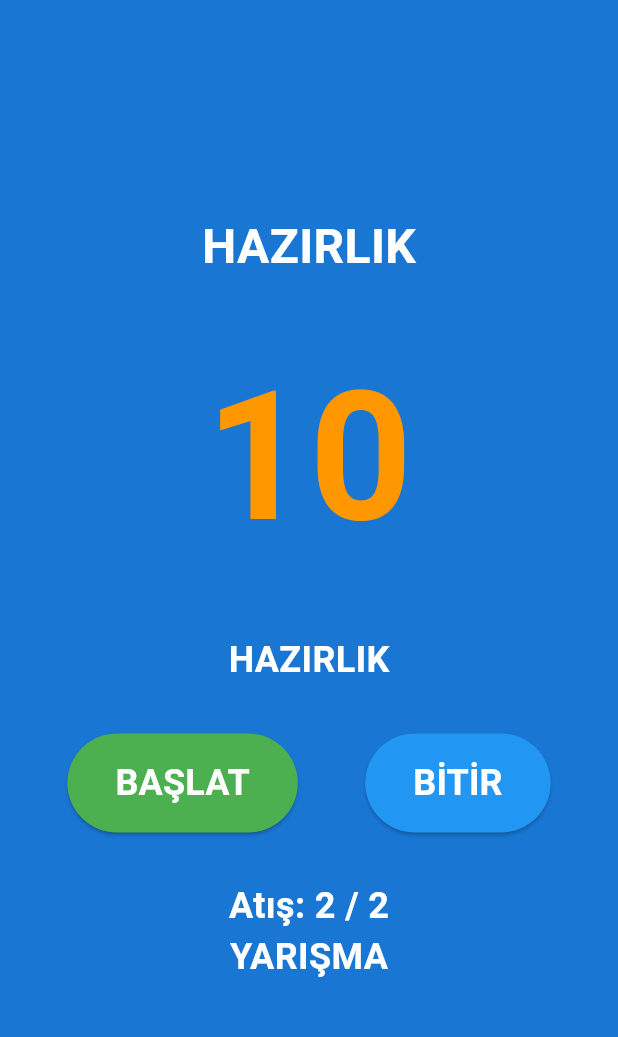
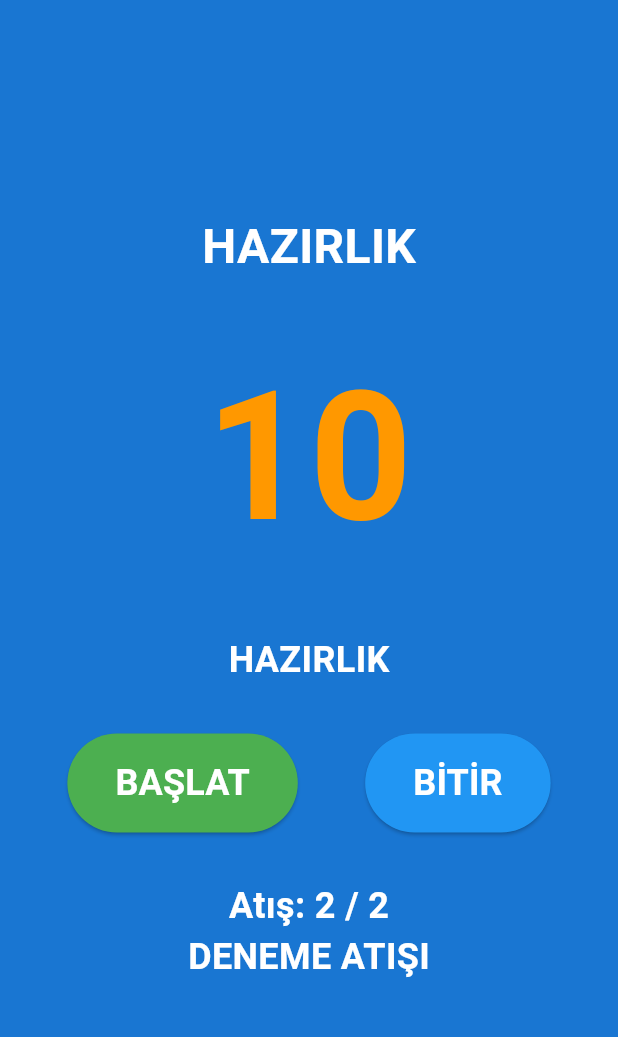
Before and after one commit to hasanali8334/archery_timer, a Flutter app: the screen it shows after launch, after a tap on "BİTİR", on a phone screen of 412 x 824 dp, the part 63-1100 px from its top. Run offline on Flutter 3.47's test engine with Material 3 defaults, Android fonts, the phone set to English and light mode, and no system bars; our stand-ins replace audioplayers, shared_preferences.

Commit message:
ShootingScreen güncellendi: - Deneme atışı kontrolü düzeltildi - Deneme atışı sayısı 0'dan büyükse deneme atışı modu aktif - Deneme atışları bitince yarışma moduna geçiyor

```diff
--- a/lib/screens/shooting_screen.dart
+++ b/lib/screens/shooting_screen.dart
@@ -58,7 +58,7 @@ class _ShootingScreenState extends State<ShootingScreen> {
   void initState() {
     super.initState();
     // Deneme atışı 0'dan büyükse deneme ile başla, değilse yarışma ile başla
-    isPracticeRound = false;
+    isPracticeRound = widget.practiceRounds > 0;
     currentSet = 1;
     currentShotInSet = 1;
     remainingTime = widget.preparationTime;
@@ -120,10 +120,10 @@ class _ShootingScreenState extends State<ShootingScreen> {
     print('DEBUG - Atış bitti');
     print('Mevcut durum:');
     print(
-      'Set: $currentSet / ${widget.matchRounds}',
+      'Set: $currentSet / ${isPracticeRound ? widget.practiceRounds : widget.matchRounds}',
     );
     print('Atış: $currentShotInSet / 2');
-    print('Mod: "Yarışma"');
+    print('Mod: ${isPracticeRound ? "Deneme" : "Yarışma"}');
 
     setState(() {
       isPreparationPhase = true;
@@ -140,9 +140,21 @@ class _ShootingScreenState extends State<ShootingScreen> {
       currentShotInSet = 1;
 
       // Set kontrolü
-      if (currentSet >= widget.matchRounds) {
-        print('DEBUG - Yarışma bitti!');
-        return;
+      if (isPracticeRound) {
+        // Deneme atışları
+        if (currentSet >= widget.practiceRounds) {
+          // Deneme atışları bitti, yarışmaya geç
+          isPracticeRound = false;
+          currentSet = 1;
+          print('DEBUG - Deneme atışları bitti, yarışmaya geçildi');
+          return;
+        }
+      } else {
+        // Yarışma atışları
+        if (currentSet >= widget.matchRounds) {
+          print('DEBUG - Yarışma bitti!');
+          return;
+        }
       }
       // Sonraki sete geç
       currentSet++;
@@ -151,10 +163,10 @@ class _ShootingScreenState extends State<ShootingScreen> {
 
     print('DEBUG - Sonraki durum:');
     print(
-      'Set: $currentSet / ${widget.matchRounds}',
+      'Set: $currentSet / ${isPracticeRound ? widget.practiceRounds : widget.matchRounds}',
     );
     print('Atış: $currentShotInSet / 2');
-    print('Mod: "Yarışma"');
+    print('Mod: ${isPracticeRound ? "Deneme" : "Yarışma"}');
     print('-------------------');
   }
 
@@ -184,7 +196,9 @@ class _ShootingScreenState extends State<ShootingScreen> {
 
     String phaseText = isPreparationPhase
         ? 'HAZIRLIK'
-        : 'Set $currentSet/${widget.matchRounds}';
+        : (isPracticeRound
+            ? 'Deneme Atışı $currentSet/${widget.practiceRounds}'
+            : 'Set $currentSet/${widget.matchRounds}');
 
     return Scaffold(
       appBar: AppBar(
@@ -354,7 +368,7 @@ class _ShootingScreenState extends State<ShootingScreen> {
                 ),
               ),
               Text(
-                'YARIŞMA',
+                isPracticeRound ? 'DENEME ATIŞI' : 'YARIŞMA',
                 style: const TextStyle(
                   fontSize: 24,
                   fontWeight: FontWeight.bold,
```
